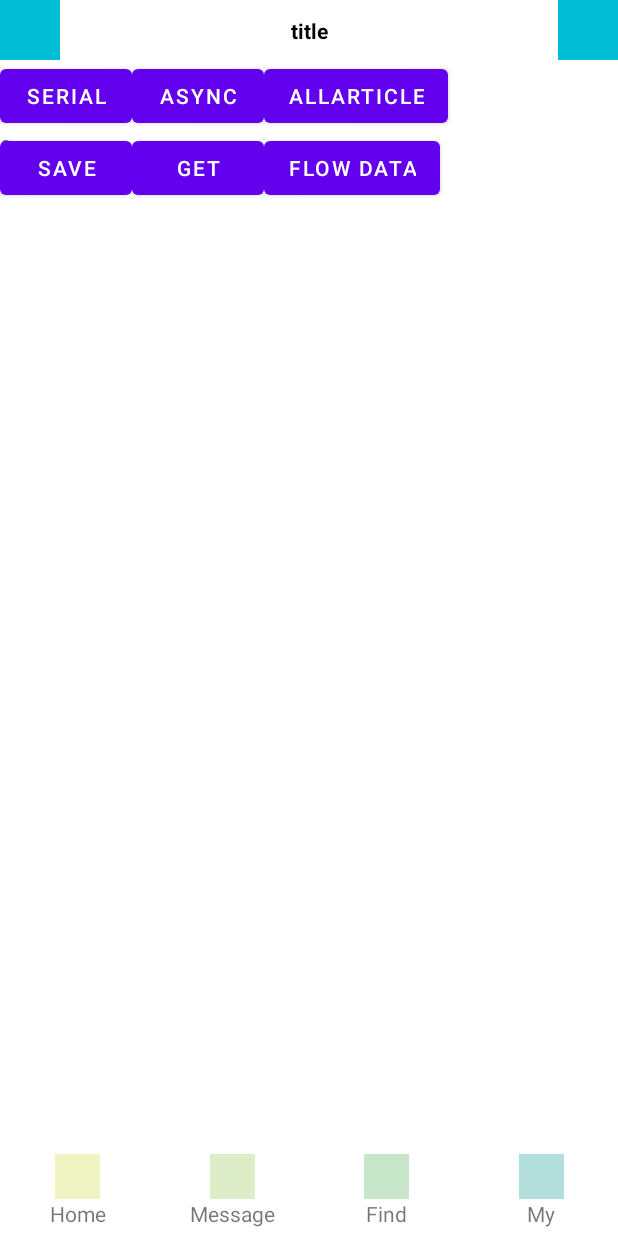
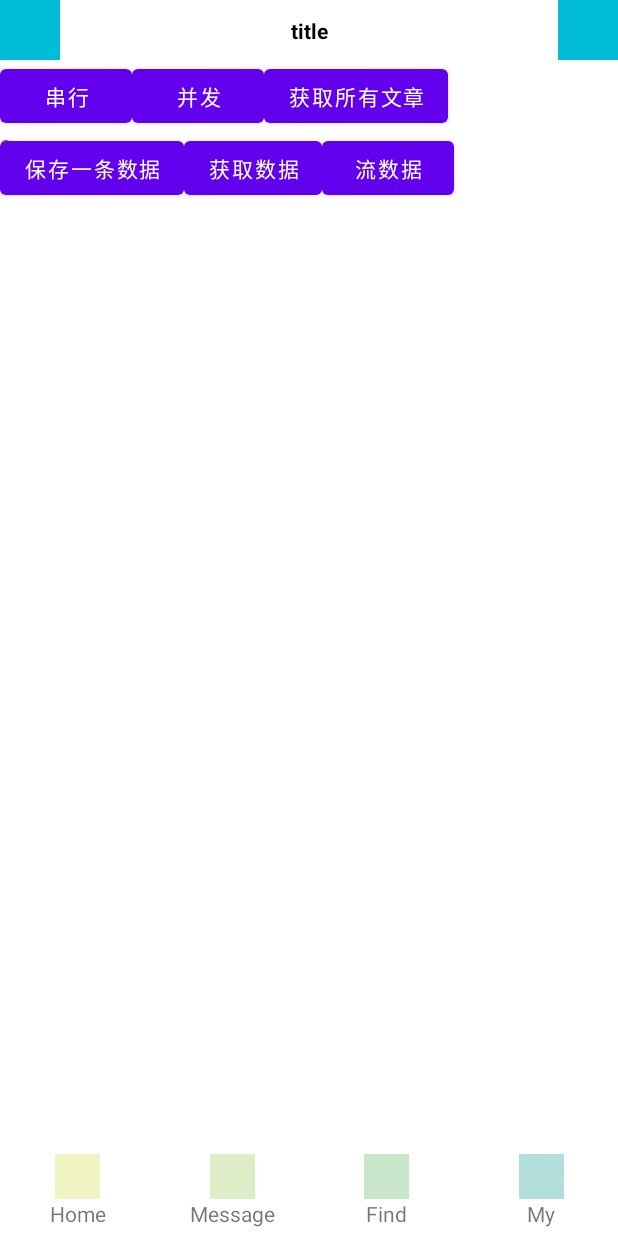
Before and after one commit to XiaMuYao/Milo, an Android app: the screen it shows after launch (MainActivity), on a phone screen of 412 x 824 dp. Run offline under Robolectric (Android 15) with nearby library versions, the phone set to English and light mode, and no system bars; our stand-ins replace Dagger/Hilt's generated code, Room's generated code, data binding; libraries missing offline, so code that uses them is left out: com.chad.library, com.gyf.immersionbar; 3 statements that could not run were skipped.

Commit message:
添加了更多的测试demo

```diff
--- a/app/src/main/res/layout/activity_main.xml
+++ b/app/src/main/res/layout/activity_main.xml
@@ -26,7 +26,7 @@
             android:id="@+id/button"
             android:layout_width="wrap_content"
             android:layout_height="wrap_content"
-            android:text="Serial"
+            android:text="串行"
             app:layout_constraintStart_toStartOf="parent"
             app:layout_constraintTop_toBottomOf="@+id/headerBH" />
 
@@ -34,7 +34,7 @@
             android:id="@+id/button1"
             android:layout_width="wrap_content"
             android:layout_height="wrap_content"
-            android:text="Async"
+            android:text="并发"
             app:layout_constraintStart_toEndOf="@id/button"
             app:layout_constraintTop_toBottomOf="@+id/headerBH" />
 
@@ -43,7 +43,7 @@
             android:id="@+id/buttonAllArticle"
             android:layout_width="wrap_content"
             android:layout_height="wrap_content"
-            android:text="AllArticle"
+            android:text="获取所有文章"
             app:layout_constraintStart_toEndOf="@+id/button1"
             app:layout_constraintTop_toBottomOf="@+id/headerBH" />
 
@@ -52,7 +52,7 @@
             android:id="@+id/save"
             android:layout_width="wrap_content"
             android:layout_height="wrap_content"
-            android:text="save"
+            android:text="保存一条数据"
             app:layout_constraintStart_toStartOf="parent"
             app:layout_constraintTop_toBottomOf="@+id/button" />
 
@@ -60,7 +60,7 @@
             android:id="@+id/get"
             android:layout_width="wrap_content"
             android:layout_height="wrap_content"
-            android:text="get"
+            android:text="获取数据"
             app:layout_constraintStart_toEndOf="@id/save"
             app:layout_constraintTop_toTopOf="@+id/save" />
 
@@ -69,7 +69,7 @@
             android:id="@+id/getFlowData"
             android:layout_width="wrap_content"
             android:layout_height="wrap_content"
-            android:text="flow Data"
+            android:text="流数据"
             app:layout_constraintBaseline_toBaselineOf="@+id/get"
             app:layout_constraintStart_toEndOf="@id/get" />
 
```
